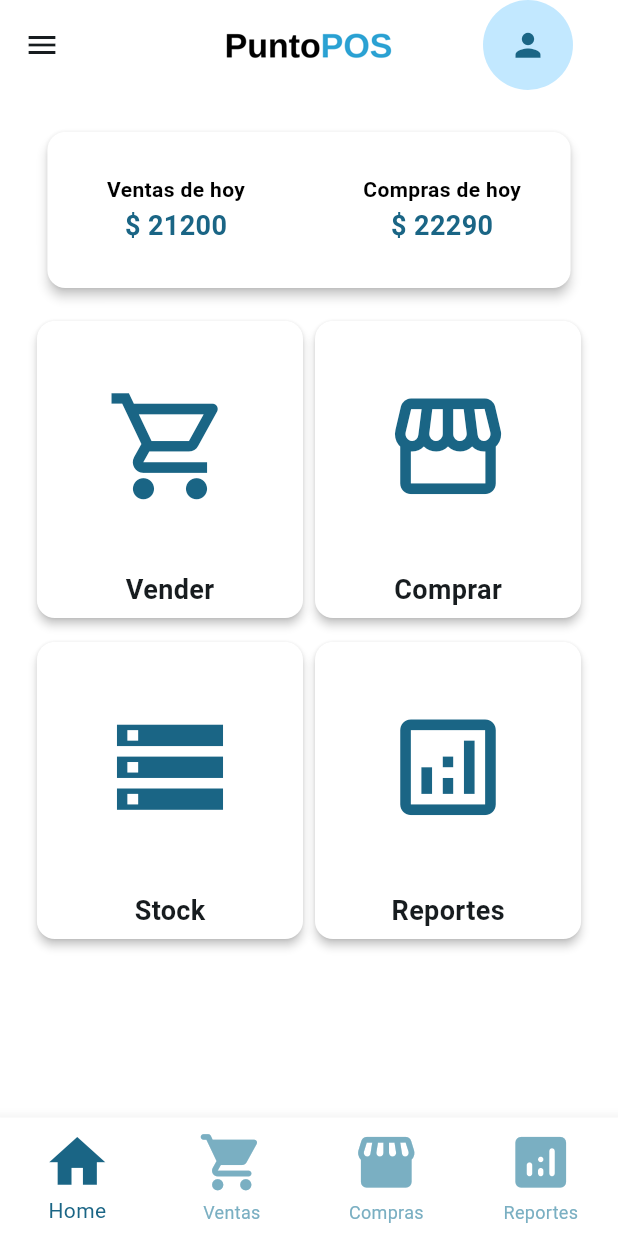
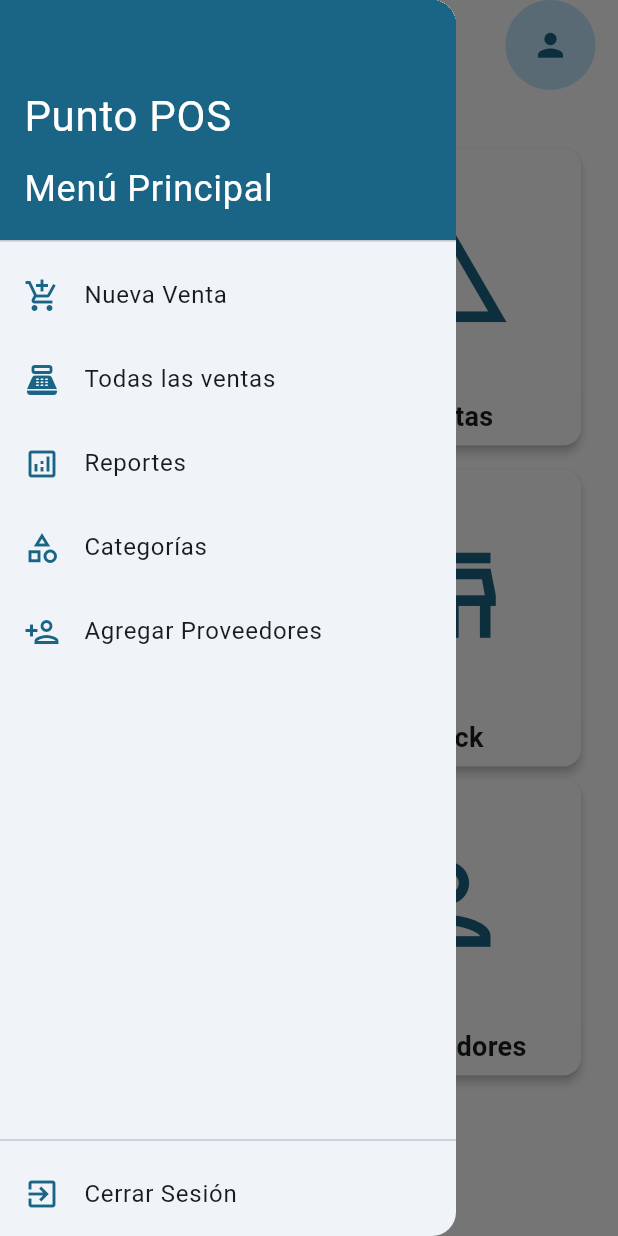
Before and after one commit to gonzacabrera2506/punto_pos, a Flutter app: the screen it shows after launch, with the side drawer open (before the commit the screen has no drawer), on a phone screen of 412 x 824 dp. Run offline on Flutter 3.47's test engine with Material 3 defaults, Android fonts, the phone set to English and light mode, and no system bars; our stand-ins replace cloud_firestore, equatable, firebase_auth, firebase_core, flutter_bloc, form_validator and 2 more; missing offline and left inert: firebase_app_check; accounts and stored records are empty.

Commit message:
WIP: new product screen

```diff
--- a/lib/config/router/app_router.dart
+++ b/lib/config/router/app_router.dart
@@ -3,6 +3,7 @@
 import 'package:stock_ventas/features/dashboard/presentation/dashboard_screen.dart';
 import 'package:stock_ventas/features/home/presentation/home_screen.dart';
 import 'package:stock_ventas/features/login/presentation/login_screen.dart';
+import 'package:stock_ventas/features/products/presentation/products_screen.dart';
 import 'package:stock_ventas/features/register/infrastructure/services/firebase_signup/register_firebase.dart';
 import 'package:stock_ventas/features/register/presentation/bloc/register_bloc.dart';
 import 'package:stock_ventas/features/register/presentation/screens/register_screen.dart';
@@ -17,6 +18,7 @@
     ),
     GoRoute(
       path: '/welcome_screen',
+      // path: '/',
       name: LoginScreen.routeName,
       builder: (context, state) => const LoginScreen(),
     ),
@@ -35,5 +37,10 @@
       name: DashboardScreen.routeName,
       builder: (context, state) => const DashboardScreen(),
     ),
+    GoRoute(
+      path: '/new_product',
+      name: ProductsScreen.routeName,
+      builder: (context, state) => const ProductsScreen(),
+    ),
   ],
 );
--- a/lib/features/dashboard/presentation/dashboard_screen.dart
+++ b/lib/features/dashboard/presentation/dashboard_screen.dart
@@ -1,14 +1,16 @@
 import 'dart:io';
 
 import 'package:flutter/material.dart';
+import 'package:go_router/go_router.dart';
+import 'package:stock_ventas/features/products/presentation/products_screen.dart';
 import 'package:stock_ventas/shared/widgets/custom_card.dart';
 import 'package:stock_ventas/shared/widgets/custom_circle_avatar.dart';
-import 'package:stock_ventas/shared/widgets/custom_dashboard_head.dart';
+import 'package:stock_ventas/shared/widgets/custom_drawer.dart';
 import 'package:stock_ventas/shared/widgets/custom_scaffold.dart';
-import 'package:stock_ventas/shared/widgets/custon_bottom_navigation_bar.dart';
 
 class DashboardScreen extends StatefulWidget {
   static const String routeName = '/dashboard_screen';
+
   const DashboardScreen({super.key});
 
   @override
@@ -17,11 +19,12 @@
 
 class _DashboardScreenState extends State<DashboardScreen> {
   File? _image;
+
   @override
   Widget build(BuildContext context) {
     return CustomScaffold(
       backgroundColor: Colors.white,
-      leading: Icon(Icons.menu),
+      drawer: CustomDrawer(),
       avatar: [
         CustomCircleAvatar(
           backgroundImage: _image != null ? FileImage(_image!) : null,
@@ -32,26 +35,28 @@
           ),
         ),
       ],
-      bottomNavigationBar: CustomBottomNavigationBar(),
+      //bottomNavigationBar: CustomBottomNavigationBar(),
       title: Image.asset('assets/PuntoPOS_letras.png', scale: 1.5),
       toolbarHeight: 60,
       children: [
         Padding(
-          padding: const EdgeInsets.all(0.0),
+          padding: EdgeInsets.symmetric(
+            horizontal: MediaQuery.of(context).size.width * 0.05,
+          ),
           child: Column(
             children: [
-              CustomDashboardHead(),
-              Row(children: [SizedBox(height: 10)]),
+              // CustomDashboardHead(),
+              Row(children: [SizedBox(height: 15)]),
               Row(
                 children: [
                   CustomCard(
                     icon: Icon(
-                      Icons.shopping_cart_outlined,
+                      Icons.inventory_2_outlined,
                       color: Theme.of(context).colorScheme.primary,
                       size: 85.0,
                     ),
                     text: Text(
-                      "Vender",
+                      "Productos",
                       style: TextStyle(
                         fontSize: 18,
                         fontWeight: FontWeight.bold,
@@ -60,12 +65,12 @@
                   ),
                   CustomCard(
                     icon: Icon(
-                      Icons.storefront_outlined,
+                      Icons.warning_amber_outlined,
                       color: Theme.of(context).colorScheme.primary,
                       size: 85.0,
                     ),
                     text: Text(
-                      "Comprar",
+                      "Alertas",
                       style: TextStyle(
                         fontSize: 18,
                         fontWeight: FontWeight.bold,
@@ -79,7 +84,21 @@
                 children: [
                   CustomCard(
                     icon: Icon(
-                      Icons.storage_outlined,
+                      Icons.point_of_sale_outlined,
+                      color: Theme.of(context).colorScheme.primary,
+                      size: 85.0,
+                    ),
+                    text: Text(
+                      "Todas las Ventas",
+                      style: TextStyle(
+                        fontSize: 18,
+                        fontWeight: FontWeight.bold,
+                      ),
+                    ),
+                  ),
+                  CustomCard(
+                    icon: Icon(
+                      Icons.store_outlined,
                       color: Theme.of(context).colorScheme.primary,
                       size: 85.0,
                     ),
@@ -91,14 +110,35 @@
                       ),
                     ),
                   ),
+                ],
+              ),
+              Row(
+                children: [
                   CustomCard(
+                    onTap: () {
+                      context.pushNamed(ProductsScreen.routeName);
+                    },
                     icon: Icon(
-                      Icons.analytics_outlined,
+                      Icons.qr_code_outlined,
                       color: Theme.of(context).colorScheme.primary,
                       size: 85.0,
                     ),
                     text: Text(
-                      "Reportes",
+                      "Registrar Producto",
+                      style: TextStyle(
+                        fontSize: 18,
+                        fontWeight: FontWeight.bold,
+                      ),
+                    ),
+                  ),
+                  CustomCard(
+                    icon: Icon(
+                      Icons.person_outlined,
+                      color: Theme.of(context).colorScheme.primary,
+                      size: 85.0,
+                    ),
+                    text: Text(
+                      "Proveedores",
                       style: TextStyle(
                         fontSize: 18,
                         fontWeight: FontWeight.bold,
--- a/lib/features/login/presentation/login_screen.dart
+++ b/lib/features/login/presentation/login_screen.dart
@@ -36,7 +36,7 @@
               labelText: "Email",
               prefixIcon: Icon(Icons.email_outlined),
             ),
-            SizedBox(height: 20),
+            SizedBox(height: 2),
             CustomTextFormField(
               obscureText: true,
               controller: _password,
--- a/lib/shared/widgets/custom_card.dart
+++ b/lib/shared/widgets/custom_card.dart
@@ -3,13 +3,21 @@
 class CustomCard extends StatelessWidget {
   final Widget icon;
   final Widget text;
-  const CustomCard({super.key, required this.icon, required this.text});
+  final Function()? onTap;
+  const CustomCard({
+    super.key,
+    required this.icon,
+    required this.text,
+    this.onTap,
+  });
 
   @override
   Widget build(BuildContext context) {
     return SizedBox(
       width: MediaQuery.of(context).size.width * 0.45,
       height: MediaQuery.of(context).size.height * 0.25,
+      child: GestureDetector(
+        onTap: onTap,
         child: Card(
           elevation: 2.5,
           color: Colors.white,
@@ -19,6 +27,7 @@
             children: [SizedBox(height: 35), icon, SizedBox(height: 40), text],
           ),
         ),
+      ),
     );
   }
 }
--- a/lib/shared/widgets/custom_circle_avatar.dart
+++ b/lib/shared/widgets/custom_circle_avatar.dart
@@ -21,7 +21,7 @@
     return GestureDetector(
       onTap: widget.onTap,
       child: CircleAvatar(
-        radius: 60.0,
+        radius: 45.0,
         backgroundImage: widget.backgroundImage,
         child: widget.backgroundImage == null ? widget.icon : null,
       ),
--- /dev/null
+++ b/lib/shared/widgets/custom_drawer.dart
@@ -0,0 +1,143 @@
+// ignore_for_file: avoid_unnecessary_containers
+
+import 'package:flutter/material.dart';
+
+class CustomDrawer extends StatelessWidget {
+  const CustomDrawer({super.key});
+
+  @override
+  Widget build(BuildContext context) {
+    return Drawer(
+      child: Column(
+        children: <Widget>[
+          Expanded(
+            child: ListView(
+              padding: EdgeInsets.zero,
+              children: <Widget>[
+                DrawerHeader(
+                  decoration: BoxDecoration(
+                    color: Theme.of(context).colorScheme.primary,
+                  ),
+                  child: Column(
+                    children: [
+                      SizedBox(height: 40),
+                      Row(
+                        children: [
+                          Text(
+                            'Punto POS',
+                            style: TextStyle(color: Colors.white, fontSize: 28),
+                          ),
+                        ],
+                      ),
+                      SizedBox(height: 10),
+                      Row(
+                        children: [
+                          Text(
+                            'Menú Principal',
+                            style: TextStyle(color: Colors.white, fontSize: 24),
+                          ),
+                        ],
+                      ),
+                    ],
+                  ),
+                ),
+                ListTile(
+                  splashColor: Colors.transparent,
+                  leading: Icon(
+                    Icons.add_shopping_cart_outlined,
+                    color: Theme.of(context).primaryColor,
+                  ),
+                  title: const Text(
+                    'Nueva Venta',
+                    style: TextStyle(fontSize: 16),
+                  ),
+                  onTap: () {
+                    //TODO: redirigir
+                  },
+                ),
+                ListTile(
+                  splashColor: Colors.transparent,
+                  leading: Icon(
+                    Icons.point_of_sale_outlined,
+                    color: Theme.of(context).primaryColor,
+                  ),
+                  title: const Text(
+                    'Todas las ventas ',
+                    style: TextStyle(fontSize: 16),
+                  ),
+                  onTap: () {
+                    //TODO: redirigir
+                  },
+                ),
+                ListTile(
+                  splashColor: Colors.transparent,
+                  leading: Icon(
+                    Icons.analytics_outlined,
+                    color: Theme.of(context).primaryColor,
+                  ),
+                  title: const Text('Reportes', style: TextStyle(fontSize: 16)),
+                  onTap: () {
+                    //TODO: redirigir
+                  },
+                ),
+                ListTile(
+                  splashColor: Colors.transparent,
+                  leading: Icon(
+                    Icons.category_outlined,
+                    color: Theme.of(context).primaryColor,
+                  ),
+                  title: const Text(
+                    'Categorías',
+                    style: TextStyle(fontSize: 16),
+                  ),
+                  onTap: () {
+                    //TODO: redirigir
+                  },
+                ),
+                ListTile(
+                  splashColor: Colors.transparent,
+                  leading: Icon(
+                    Icons.person_add_outlined,
+                    color: Theme.of(context).primaryColor,
+                  ),
+                  title: const Text(
+                    'Agregar Proveedores',
+                    style: TextStyle(fontSize: 16),
+                  ),
+                  onTap: () {
+                    //TODO: redirigir
+                  },
+                ),
+              ],
+            ),
+          ),
+          // This container holds the align
+          Container(
+            child: Align(
+              alignment: FractionalOffset.bottomCenter,
+              child: Container(
+                child: Column(
+                  children: <Widget>[
+                    Divider(),
+                    ListTile(
+                      splashColor: Colors.transparent,
+                      leading: Icon(
+                        Icons.exit_to_app_outlined,
+                        color: Theme.of(context).primaryColor,
+                      ),
+                      title: Text(
+                        'Cerrar Sesión',
+                        style: TextStyle(fontSize: 16),
+                      ),
+                      onTap: () {},
+                    ),
+                  ],
+                ),
+              ),
+            ),
+          ),
+        ],
+      ),
+    );
+  }
+}
--- a/lib/shared/widgets/custom_elevated_button.dart
+++ b/lib/shared/widgets/custom_elevated_button.dart
@@ -15,7 +15,7 @@
   @override
   Widget build(BuildContext context) {
     return SizedBox(
-      width: MediaQuery.of(context).size.width * 0.9,
+      width: MediaQuery.of(context).size.width * 0.93,
       height: MediaQuery.of(context).size.height * 0.06,
       child: ElevatedButton(
         child: child,
--- a/lib/shared/widgets/custom_scaffold.dart
+++ b/lib/shared/widgets/custom_scaffold.dart
@@ -6,6 +6,7 @@
   final Color? backgroundColor;
   final Widget? title;
   final Widget? leading;
+  final Widget? drawer;
   List<Widget> children = [];
   List<Widget>? avatar;
   final Widget? bottomNavigationBar;
@@ -18,12 +19,14 @@
     this.leading,
     this.avatar,
     this.bottomNavigationBar,
+    this.drawer,
   });
 
   @override
   Widget build(BuildContext context) {
     return Scaffold(
       backgroundColor: Colors.white,
+      drawer: drawer,
       appBar: AppBar(
         centerTitle: true,
         actions: avatar,
@@ -34,7 +37,7 @@
       ),
       body: SingleChildScrollView(
         padding: EdgeInsets.symmetric(
-          horizontal: MediaQuery.of(context).size.width * 0.05,
+          //horizontal: MediaQuery.of(context).size.width * 0.05,
         ),
         child: Center(
           child: Column(
--- a/lib/shared/widgets/custon_bottom_navigation_bar.dart
+++ b/lib/shared/widgets/custon_bottom_navigation_bar.dart
@@ -11,7 +11,7 @@
     return BottomNavigationBar(
       backgroundColor: Colors.white,
       unselectedItemColor: Theme.of(context).colorScheme.secondary,
-      iconSize: 45,
+      iconSize: 40,
       items: const <BottomNavigationBarItem>[
         BottomNavigationBarItem(icon: Icon(Icons.home), label: 'Home'),
         BottomNavigationBarItem(
```
Also changed, not shown: lib/features/products/presentation/products_screen.dart (added, +60 -0 lines), lib/features/register/presentation/screens/register_screen.dart (+7 -7 lines), lib/shared/widgets/custom_container.dart (added, +19 -0 lines), lib/shared/widgets/custom_popupmenu.dart (added, +54 -0 lines), lib/shared/widgets/custom_textFormField.dart (+13 -5 lines). Lines whose indentation alone changed are shown as unchanged.
